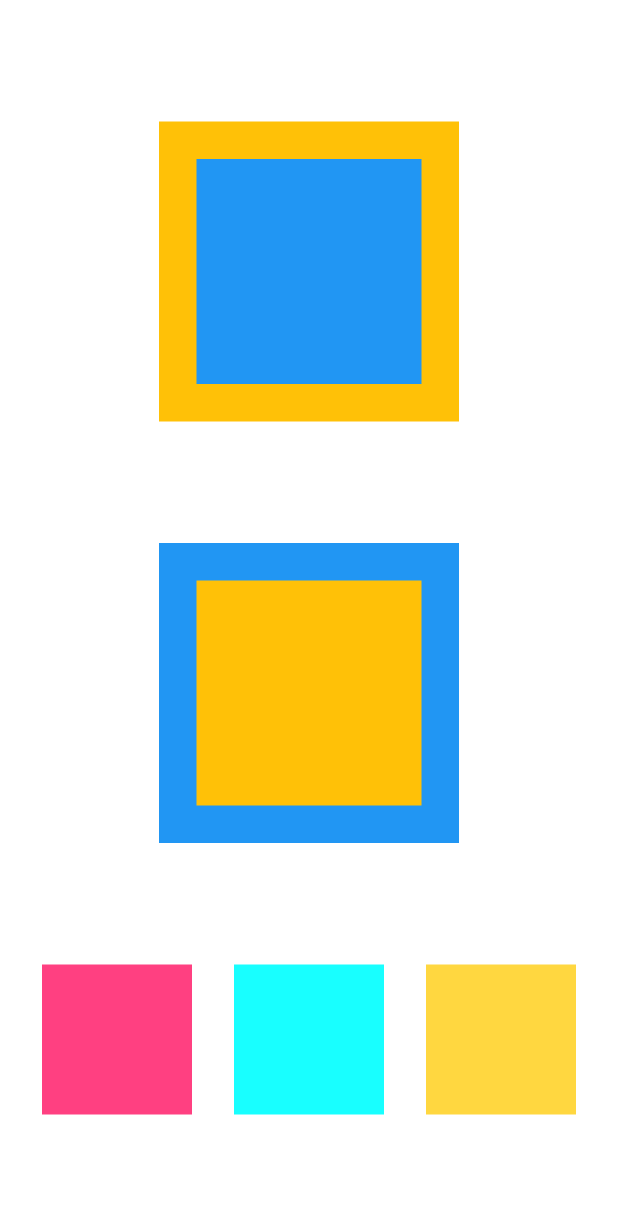
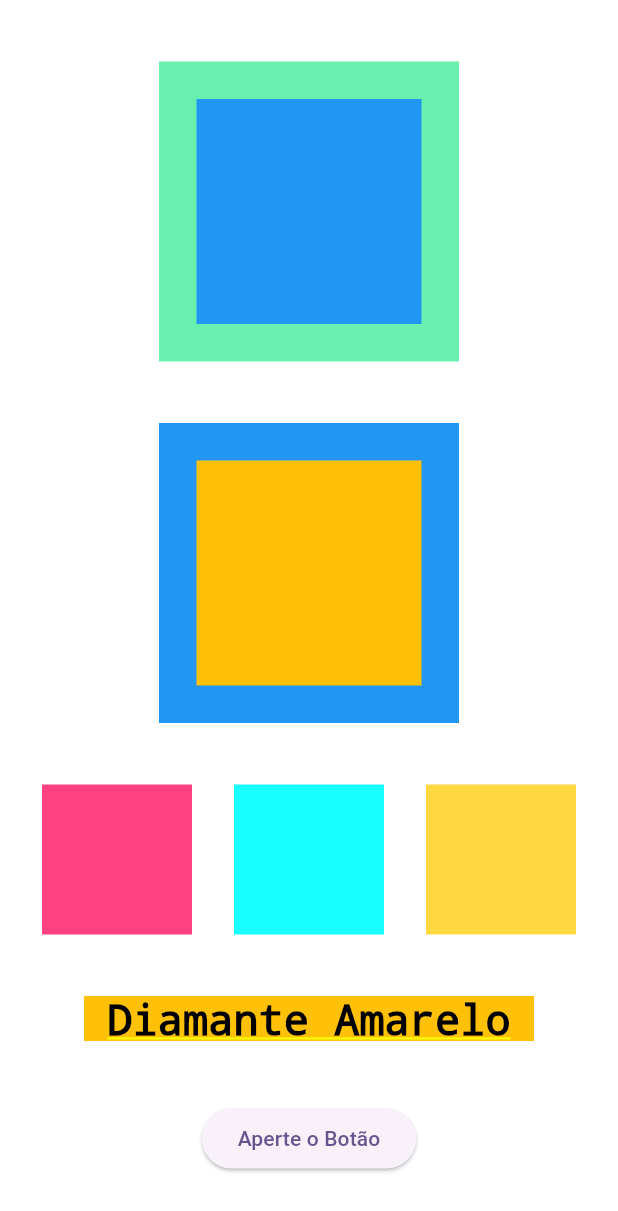
Before and after one commit to Lucack/Flutter_Course, a Flutter app: the screen it shows after launch, on a phone screen of 412 x 824 dp. Shown: the top 1211 px of the screen. Run offline on Flutter 3.47's test engine with Material 3 defaults, Android fonts, the phone set to English and light mode, and no system bars.

Commit message:
Add text and button

```diff
--- a/first_project/lib/main.dart
+++ b/first_project/lib/main.dart
@@ -13,37 +13,50 @@ class MyApp extends StatelessWidget {
     return MaterialApp(
       title: 'Flutter Demo',
       theme: ThemeData(
-
         colorScheme: ColorScheme.fromSeed(seedColor: Colors.deepPurple),
         useMaterial3: true,
       ),
-      home: Column(
+      home: Container(
+        color: Colors.white,
+        child: Column(
           mainAxisAlignment: MainAxisAlignment.spaceEvenly,
           crossAxisAlignment: CrossAxisAlignment.center,
           children: [
             Stack(
-            alignment: AlignmentDirectional.center ,
+              alignment: AlignmentDirectional.center,
               children: [
-              Container(color: Colors.amber,height: 200, width: 200),
-              Container(color: Colors.blue,height: 150, width: 150),
+                Container(color: Colors.greenAccent, height: 200, width: 200),
+                Container(color: Colors.blue, height: 150, width: 150),
               ],
             ),
             Stack(
-            alignment: AlignmentDirectional.center ,
+              alignment: AlignmentDirectional.center,
               children: [
-              Container(color: Colors.blue,height: 200, width: 200),
-              Container(color: Colors.amber,height: 150, width: 150),
+                Container(color: Colors.blue, height: 200, width: 200),
+                Container(color: Colors.amber, height: 150, width: 150),
               ],
             ),
             Row(
               mainAxisAlignment: MainAxisAlignment.spaceEvenly,
               children: [
-              Container(color: Colors.pinkAccent,height: 100, width: 100),
-              Container(color: Colors.cyanAccent,height: 100, width: 100),
-              Container(color: Colors.amberAccent,height: 100, width: 100),
+                Container(color: Colors.pinkAccent, height: 100, width: 100),
+                Container(color: Colors.cyanAccent, height: 100, width: 100),
+                Container(color: Colors.amberAccent, height: 100, width: 100),
               ],
-          )
+            ),
+            Container(
+              color: Colors.amber,
+              height: 30,
+              width: 300,
+              child: Text('Diamante Amarelo',
+                  style: TextStyle(color: Colors.black, fontSize: 28),
+                  textAlign: TextAlign.center),
+            ),
+            ElevatedButton(onPressed: () {
+              print('Você apertou o Botão');}
+            , child: Text('Aperte o Botão'))
           ],
+        ),
       ),
     );
   }
```
Lines whose indentation alone changed are shown as unchanged.
